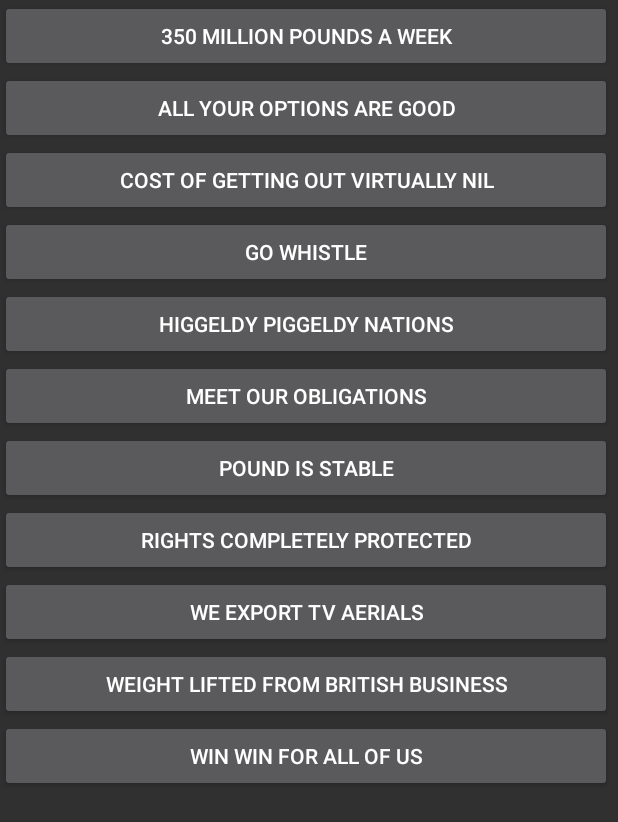
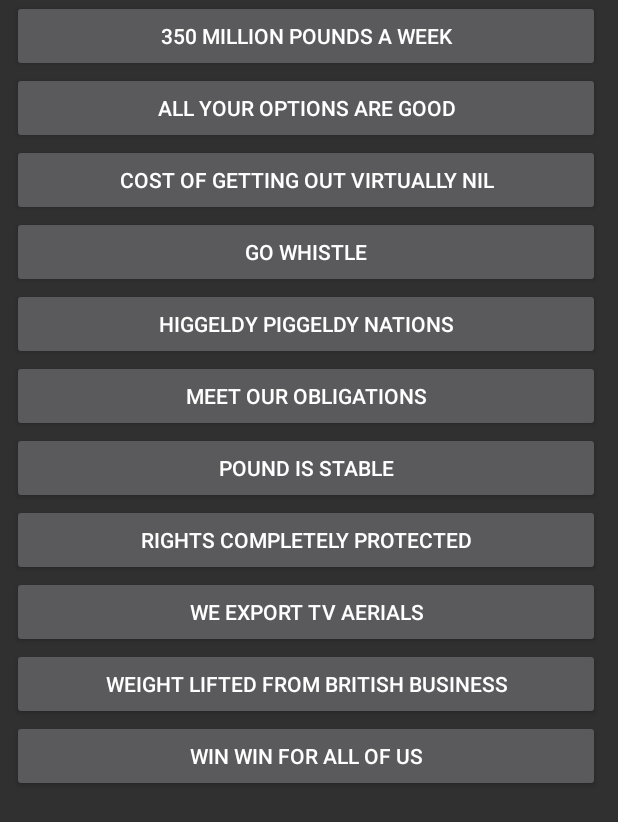
Before and after one commit to rahulyhg/brexitsoundboard, an Android app: the BorisActivity screen opened directly, with no data from a screen before it, on a phone screen of 412 x 824 dp. Shown: the top 822 px of the screen. Run offline under Robolectric (Android 15) with nearby library versions, the phone set to English and light mode, and no system bars.

Commit message:
improve layouts and images

```diff
--- a/app/src/main/res/layout/activity_boris.xml
+++ b/app/src/main/res/layout/activity_boris.xml
@@ -23,7 +23,9 @@
         tools:layout_constraintBottom_creator="1"
         tools:layout_constraintLeft_creator="1"
         tools:layout_constraintRight_creator="1"
-        tools:layout_constraintTop_creator="1">
+        tools:layout_constraintTop_creator="1"
+        android:layout_marginLeft="8dp"
+        android:layout_marginRight="8dp">
 
         <LinearLayout
             android:layout_width="fill_parent"
--- a/app/src/main/res/layout/activity_main.xml
+++ b/app/src/main/res/layout/activity_main.xml
@@ -31,7 +31,9 @@
         app:layout_constraintRight_toRightOf="parent"
         tools:layout_constraintLeft_creator="1"
         app:layout_constraintLeft_toLeftOf="parent"
-        app:layout_constraintTop_toTopOf="parent">
+        app:layout_constraintTop_toTopOf="parent"
+        android:layout_marginLeft="8dp"
+        android:layout_marginRight="8dp">
 
         <LinearLayout
             android:layout_width="match_parent"
```
Also changed, not shown: app/src/main/res/drawable/david.png, app/src/main/res/drawable/liam.png, 2 other files.
